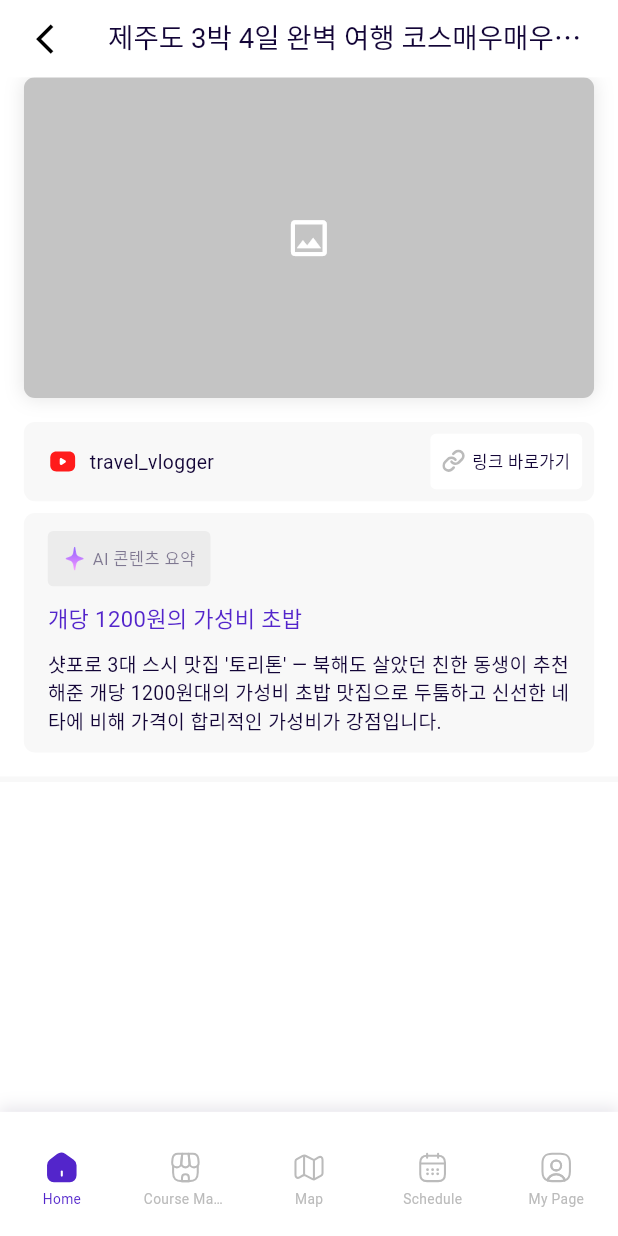
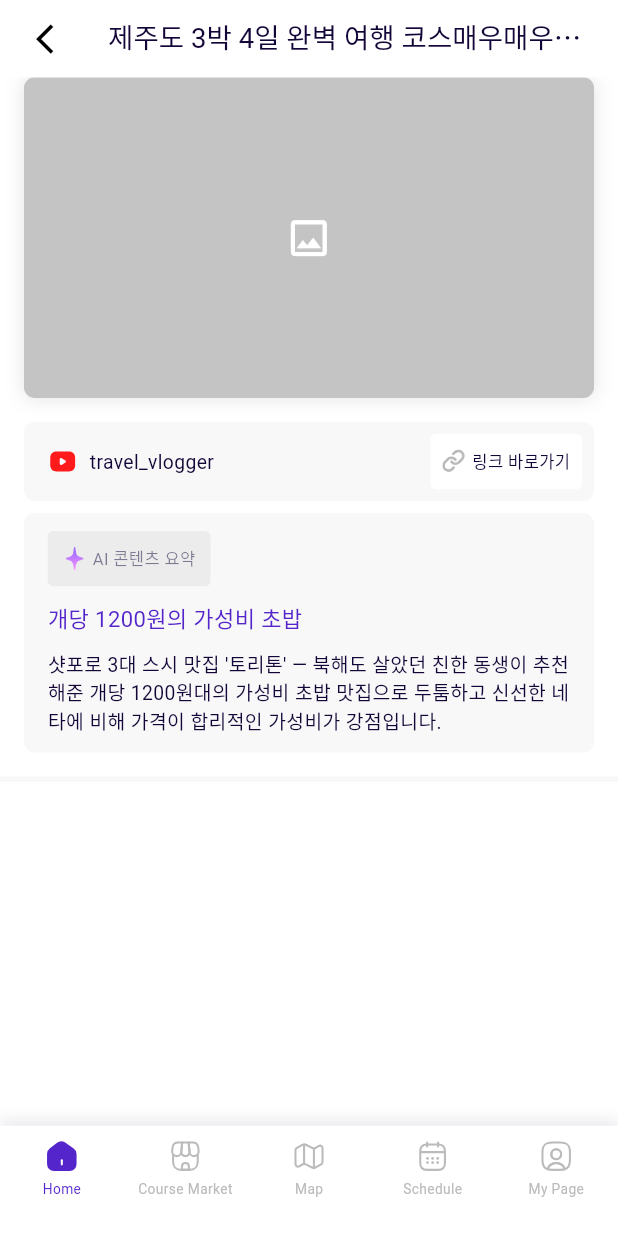
Before and after one commit to TEAM-Tripgether/tripgether-flutter, a Flutter app: the HomeScreen screen opened by its route, after a tap on "제주도 3박 4일 완벽 여행 코스매우매우매우매우매움애ㅜ", on a phone screen of 412 x 824 dp. Run offline on Flutter 3.47's test engine with Material 3 defaults, Android fonts, the phone set to English and light mode, and no system bars; our stand-ins replace cached_network_image, device_info_plus, dio, firebase_core, firebase_messaging, flutter_animate and 12 more; accounts and stored records are empty; generated files the repository leaves out were written again; network calls fail; Roboto replaces fonts that are missing (Pretendard-Bold, Pretendard-Medium, Pretendard-Regular); project files that could hold a hidden picture were left out.

Commit message:
20251112_#81_디자인_색상_레이아웃_1차_디자인_피드백 : refactor : BottomNav 부분 UX 개선

```diff
--- a/lib/core/router/router.dart
+++ b/lib/core/router/router.dart
@@ -174,12 +174,52 @@ class AppRouter {
                     GoRoute(
                       path: 'detail/:contentId',
                       pageBuilder: (context, state) {
-                        // state.extra가 Map일 경우 ContentModel로 변환
-                        final content = state.extra is Map<String, dynamic>
-                            ? ContentModel.fromJson(
-                                state.extra as Map<String, dynamic>,
-                              )
-                            : state.extra as ContentModel;
+                        final contentId = state.pathParameters['contentId']!;
+                        ContentModel? content;
+
+                        // state.extra 타입 안전성 체크
+                        if (state.extra is Map<String, dynamic>) {
+                          content = ContentModel.fromJson(
+                            state.extra as Map<String, dynamic>,
+                          );
+                        } else if (state.extra is ContentModel) {
+                          content = state.extra as ContentModel;
+                        }
+
+                        // state.extra가 null이거나 잘못된 타입일 경우 에러 페이지 표시
+                        if (content == null) {
+                          return NoTransitionPage(
+                            child: Scaffold(
+                              appBar: AppBar(title: const Text('오류')),
+                              body: Center(
+                                child: Column(
+                                  mainAxisAlignment: MainAxisAlignment.center,
+                                  children: [
+                                    const Icon(
+                                      Icons.error_outline,
+                                      size: 64,
+                                      color: Colors.grey,
+                                    ),
+                                    const SizedBox(height: 16),
+                                    const Text(
+                                      '콘텐츠를 찾을 수 없습니다',
+                                      style: TextStyle(
+                                        fontSize: 18,
+                                        fontWeight: FontWeight.bold,
+                                      ),
+                                    ),
+                                    const SizedBox(height: 8),
+                                    Text(
+                                      'Content ID: $contentId',
+                                      style: const TextStyle(color: Colors.grey),
+                                    ),
+                                  ],
+                                ),
+                              ),
+                            ),
+                          );
+                        }
+
                         return NoTransitionPage(
                           child: SnsContentDetailScreen(content: content),
                         );
--- a/lib/core/theme/app_spacing.dart
+++ b/lib/core/theme/app_spacing.dart
@@ -376,8 +376,8 @@ class AppSizes {
   /// 텍스트 버튼 최소 높이: 40
   static double get textButtonHeight => 40.h;
 
-  /// Navigation Bar 높이: 90
-  static double get navigationBarHeight => 90.h;
+  /// Navigation Bar 높이: 80 (아이콘 24 + 간격 4 + 텍스트 12 + 상하 여백 20)
+  static double get navigationBarHeight => 80.h;
 
   /// App Bar 높이: 56 (Material Design 기본)
   static double get appBarHeight => 56.h;
--- a/lib/features/debug/share_extension_log_screen.dart
+++ b/lib/features/debug/share_extension_log_screen.dart
@@ -48,6 +48,9 @@ class _ShareExtensionLogScreenState extends State<ShareExtensionLogScreen> {
     try {
       final result = await _channel.invokeMethod<String>('getShareLog');
 
+      // 비동기 작업 완료 후 위젯이 dispose 되었는지 체크
+      if (!mounted) return;
+
       debugPrint('==== [로그 파일 읽기] ====');
       debugPrint('원본 로그 길이: ${result?.length ?? 0}자');
       debugPrint('원본 로그 내용:\n$result');
@@ -81,6 +84,10 @@ class _ShareExtensionLogScreenState extends State<ShareExtensionLogScreen> {
       });
     } catch (e) {
       debugPrint('로그 읽기 실패: $e');
+
+      // 에러 발생 시에도 mounted 체크
+      if (!mounted) return;
+
       setState(() {
         _logEntries = [];
         _errorMessage = '로그 읽기 실패: $e';
--- a/lib/shared/widgets/layout/bottom_navigation.dart
+++ b/lib/shared/widgets/layout/bottom_navigation.dart
@@ -35,8 +35,6 @@ class CustomBottomNavigationBar extends StatelessWidget {
   @override
   Widget build(BuildContext context) {
     return Container(
-      // 바텀 네비게이션 바의 전체 높이 (반응형)
-      height: AppSizes.navigationBarHeight,
       decoration: BoxDecoration(
         color: AppColors.white,
         // 상단에만 그림자 효과 추가
@@ -50,13 +48,13 @@ class CustomBottomNavigationBar extends StatelessWidget {
         ],
       ),
       child: SafeArea(
-        child: Padding(
-          padding: EdgeInsets.only(top: AppSpacing.sm), // 상단에 추가 패딩 적용
+        bottom: false, // 하단 SafeArea 패딩 제거 - 터치 영역을 화면 끝까지 확장
+        child: SizedBox(
+          height: AppSizes.navigationBarHeight, // SafeArea 내부에서 높이 제한
           child: Row(
-            mainAxisAlignment: MainAxisAlignment.spaceAround,
             children: List.generate(
               AppRoutes.getTabLabels(context).length,
-              (index) => _buildNavItem(context, index),
+              (index) => Expanded(child: _buildNavItem(context, index)),
             ),
           ),
         ),
@@ -72,9 +70,7 @@ class CustomBottomNavigationBar extends StatelessWidget {
     // 현재 탭이 선택되어 있는지 확인
     final bool isSelected = currentIndex == index;
 
-    return Material(
-      color: Colors.transparent,
-      child: InkWell(
+    return InkWell(
       onTap: () {
         // 현재 선택된 탭을 다시 클릭한 경우
         if (currentIndex == index) {
@@ -85,22 +81,19 @@ class CustomBottomNavigationBar extends StatelessWidget {
         }
       },
       borderRadius: BorderRadius.circular(16.r),
-        child: SizedBox(
-          width: AppSizes.fabSize, // 각 탭의 최소 너비 보장
       child: Column(
         mainAxisSize: MainAxisSize.min,
-            mainAxisAlignment: MainAxisAlignment.center,
+        mainAxisAlignment: MainAxisAlignment.center, // 중앙 정렬로 복원
         children: [
           // SVG 아이콘 표시
           _buildIcon(context, index, isSelected),
 
-              SizedBox(height: AppSpacing.xs.h),
+          AppSpacing.verticalSpaceXS,
 
           // 탭 라벨 텍스트
           _buildLabel(context, index, isSelected),
+          AppSpacing.verticalSpaceLG,
         ],
-          ),
-        ),
       ),
     );
   }
```
Also changed, not shown: lib/features/auth/providers/user_provider.dart (+5 -4 lines). Lines whose indentation alone changed are shown as unchanged.
